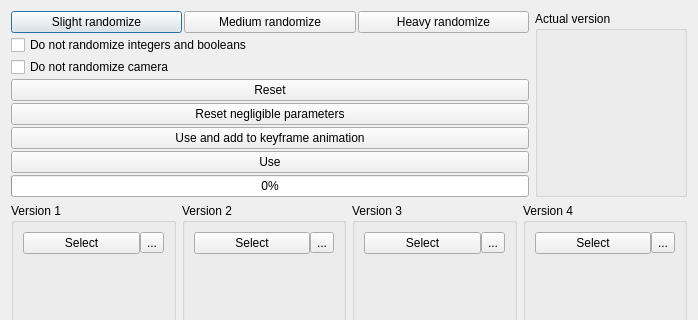
This is mandelbulber2/qt/randomizer_dialog.ui in buddhi1980/mandelbulber2 as Qt 5 draws it before an edit; both pictures show x 0 to 698 and y 0 to 320 of the 698 by 693 pixel window. The edited form follows.
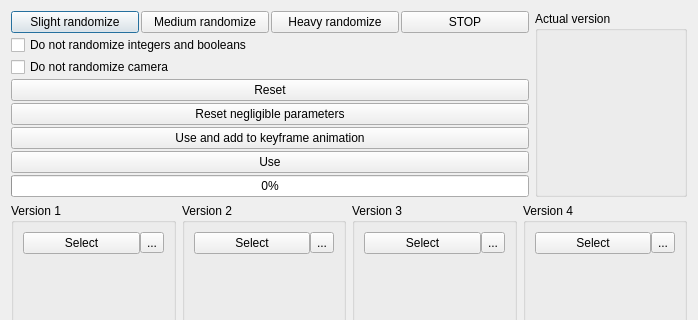
This is the edited form. Icons and pictures are not drawn. Custom widgets are drawn as their Qt base class.

Commit message: Added STOP button to randomizer

The edit to the form file:
```diff
--- a/mandelbulber2/qt/randomizer_dialog.ui
+++ b/mandelbulber2/qt/randomizer_dialog.ui
@@ -44,6 +44,13 @@
            </property>
           </widget>
          </item>
+         <item>
+          <widget class="QPushButton" name="pushButton_stop">
+           <property name="text">
+            <string>STOP</string>
+           </property>
+          </widget>
+         </item>
         </layout>
        </item>
        <item>
```
The commit also changes 4 other files.
